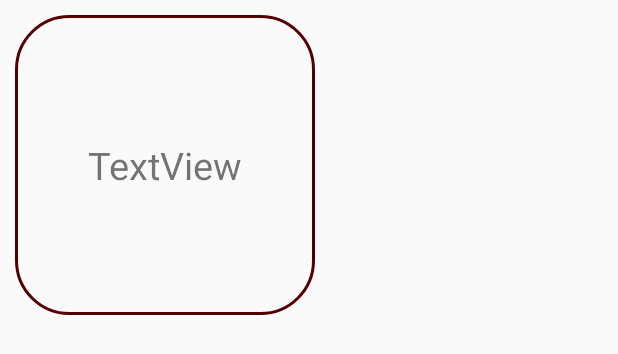
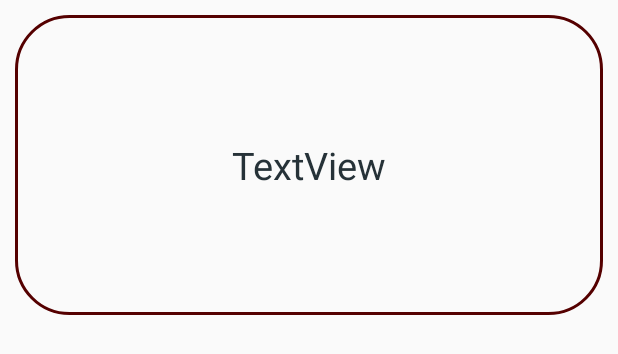
Before and after one commit to SwamHtetAung/E_Commerce, an Android app: the layout category_row.xml on its own in the app's theme, with its tools: preview values and no code run, on a phone screen of 412 x 824 dp. Shown: the top 354 px of the screen. Run offline under Robolectric (Android 15) with nearby library versions, the phone set to English and light mode, and no system bars; Roboto replaces fonts that are not available here.

Commit message:
E_commerce Project

```diff
--- a/app/src/main/res/layout/category_row.xml
+++ b/app/src/main/res/layout/category_row.xml
@@ -5,11 +5,13 @@
     xmlns:app="http://schemas.android.com/apk/res-auto"
     xmlns:tools="http://schemas.android.com/tools"
     android:id="@+id/categoryName"
-    android:layout_width="200sp"
+    android:layout_width="match_parent"
+    android:layout_weight="1"
     android:layout_height="200sp"
     android:layout_margin="10dp"
     android:background="@drawable/rounded_corner"
     android:text="TextView"
+    android:textColor="@color/colorPrimaryDark"
     android:textSize="25sp"
     app:fontFamily="@font/aguafina_script"
     android:gravity="center"
```
